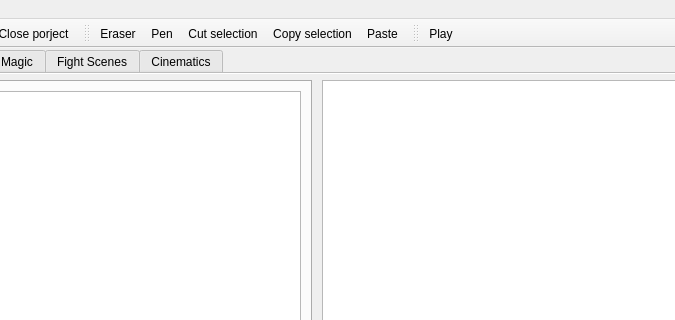
First picture: the form in src/GeneralWindow.ui, repository dummymeuporg/dummyeditor, before the edit; both pictures show x 271 to 946 and y 0 to 320 of the 1084 by 756 pixel window.
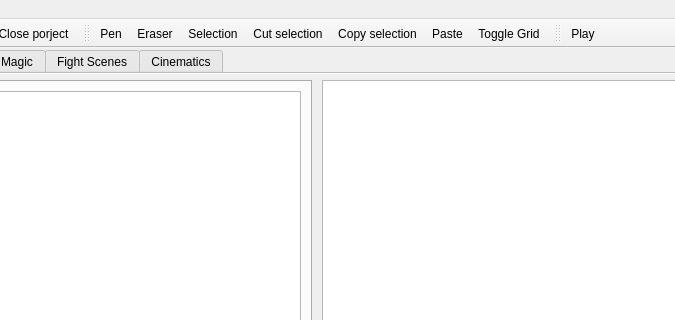
Second picture: the form after the edit. Icons and pictures are not drawn. Custom widgets are drawn as their Qt base class.

Commit message: Tool selection

```diff
--- a/src/GeneralWindow.ui
+++ b/src/GeneralWindow.ui
@@ -265,11 +265,13 @@
    <attribute name="toolBarBreak">
     <bool>false</bool>
    </attribute>
-   <addaction name="actionEraser"/>
    <addaction name="actionPen"/>
+   <addaction name="actionEraser"/>
+   <addaction name="actionSelection"/>
    <addaction name="actionCut"/>
    <addaction name="actionCopy"/>
    <addaction name="actionPaste"/>
+   <addaction name="actionToggleGrid"/>
   </widget>
   <widget class="QToolBar" name="toolbar_gameTool">
    <property name="windowTitle">
@@ -397,6 +399,30 @@
     <string>Paste the cutted/copied selection</string>
    </property>
   </action>
+  <action name="actionToggleGrid">
+   <property name="checkable">
+    <bool>true</bool>
+   </property>
+   <property name="icon">
+    <iconset resource="../icons.qrc">
+     <normaloff>:/icons/icon_penpath.png</normaloff>:/icons/icon_penpath.png</iconset>
+   </property>
+   <property name="text">
+    <string>Toggle Grid</string>
+   </property>
+  </action>
+  <action name="actionSelection">
+   <property name="checkable">
+    <bool>true</bool>
+   </property>
+   <property name="icon">
+    <iconset resource="../icons.qrc">
+     <normaloff>:/icons/icon_selection.png</normaloff>:/icons/icon_selection.png</iconset>
+   </property>
+   <property name="text">
+    <string>Selection</string>
+   </property>
+  </action>
  </widget>
  <customwidgets>
   <customwidget>
```
Left out of the diff: 9 changed lines with no effect on the pictures. The commit also changes 15 other files.
